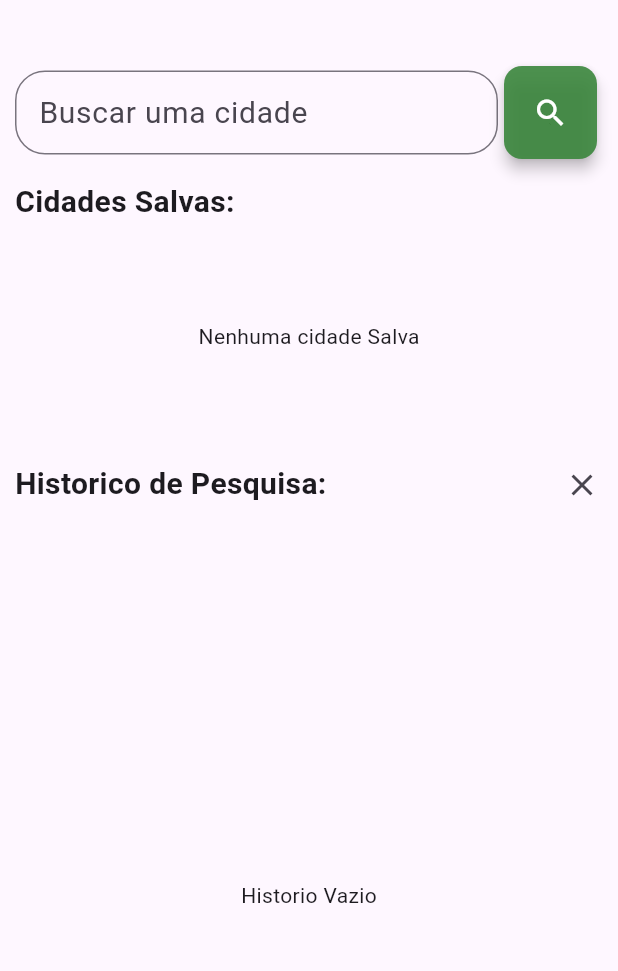
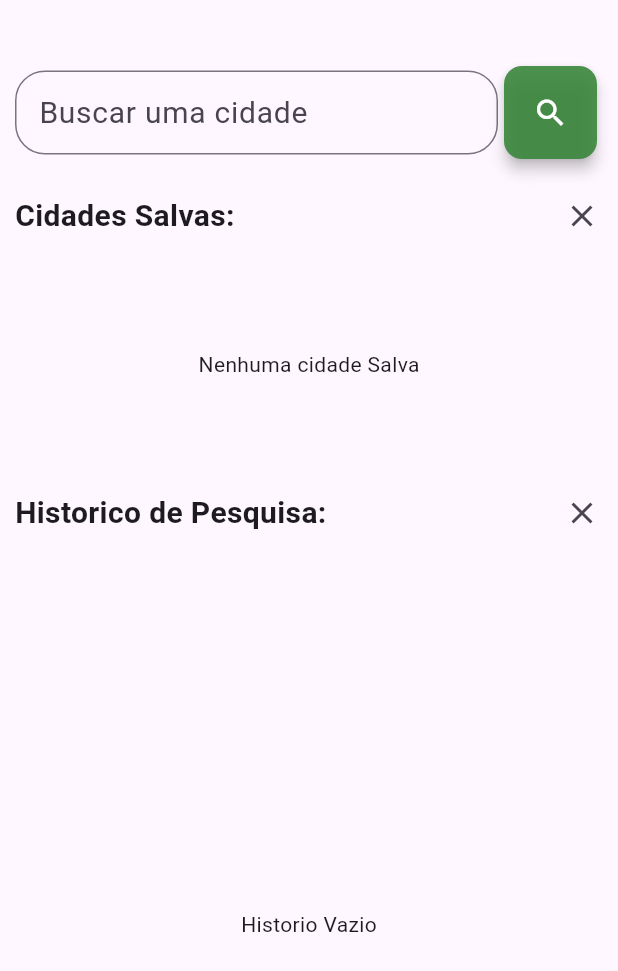
Before and after one commit to Junio-Alves/Flutter-Weather-App, a Flutter app: the SearchPage screen opened by its route, after a tap on the "clear" icon, on a phone screen of 412 x 824 dp. Shown: the top 971 px of the screen. Run offline on Flutter 3.47's test engine with Material 3 defaults, Android fonts, the light colour scheme and no system bars; our stand-ins replace geolocator, shared_preferences; accounts and stored records are empty; network calls fail.

Commit message:
botão para limpar favoritos

```diff
--- a/lib/pages/search_page.dart
+++ b/lib/pages/search_page.dart
@@ -170,9 +170,10 @@ class _SearchPageState extends State<SearchPage> {
             //Cidades Salvas
             Column(
               children: [
-                const Row(
+                Row(
+                  mainAxisAlignment: MainAxisAlignment.spaceBetween,
                   children: [
-                    Padding(
+                    const Padding(
                       padding: EdgeInsets.only(left: 10),
                       child: Text(
                         "Cidades Salvas:",
@@ -180,6 +181,15 @@ class _SearchPageState extends State<SearchPage> {
                             fontSize: 20, fontWeight: FontWeight.bold),
                       ),
                     ),
+                    IconButton(
+                        onPressed: () {
+                          setState(
+                            () {
+                              userData.clearFavorites();
+                            },
+                          );
+                        },
+                        icon: const Icon(Icons.clear))
                   ],
                 ),
                 SizedBox(
```
